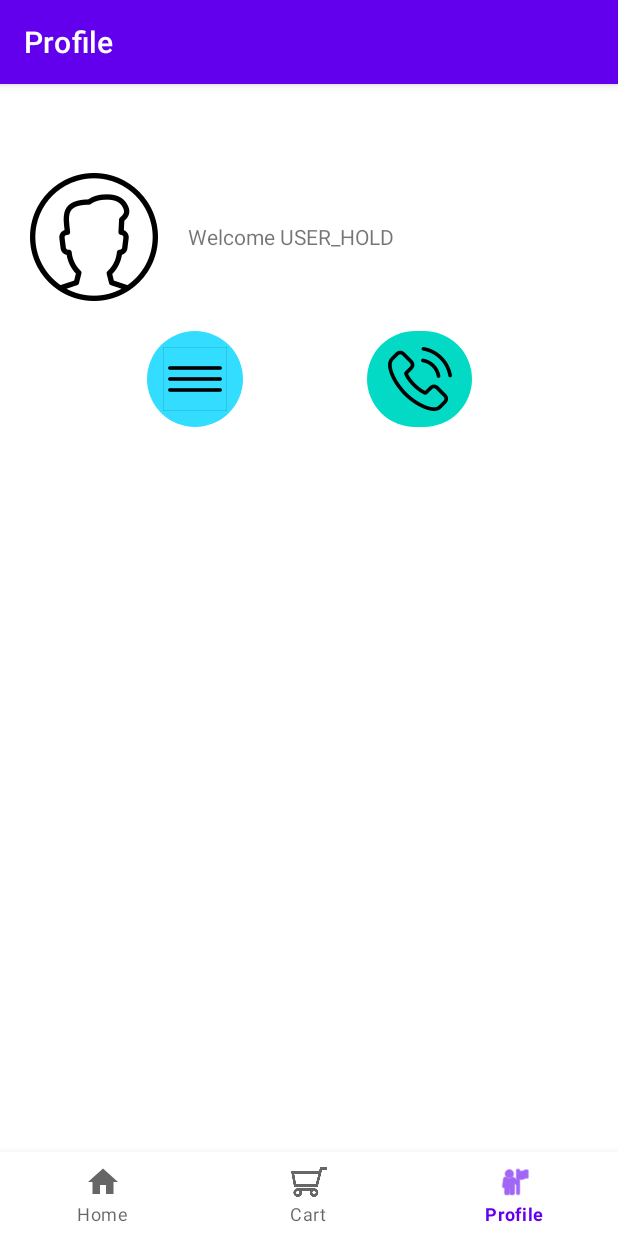
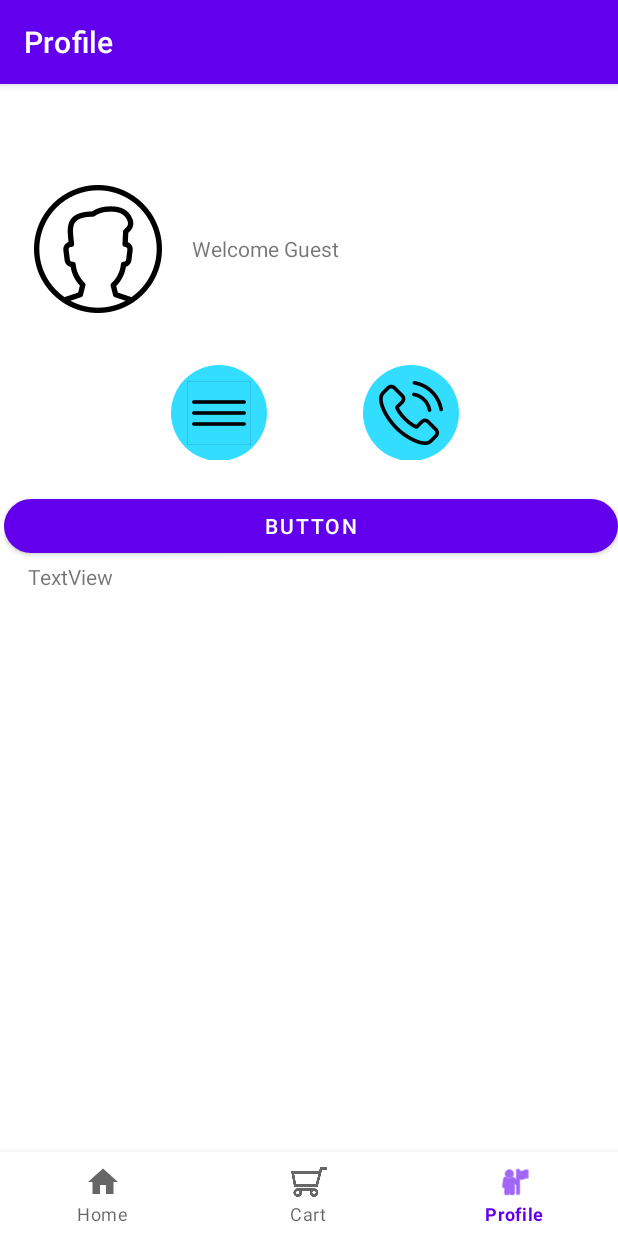
Before and after one commit to NVC414/proiect_practica_WindRiver, an Android app: the ProfileFragment screen opened through its navigation route, on a phone screen of 412 x 824 dp. Run offline under Robolectric (Android 15) with nearby library versions, the phone set to English and light mode, and no system bars; our stand-ins replace Firebase (no records; nobody signed in at launch, a user with empty details on screens opened directly), navigation-ui.

Commit message:
Firebase realtime database simple test+ imports+ profile changed

```diff
--- a/app/src/main/java/com/example/myapplication/ui/profile/ProfileFragment.java
+++ b/app/src/main/java/com/example/myapplication/ui/profile/ProfileFragment.java
@@ -1,34 +1,60 @@
 package com.example.myapplication.ui.profile;
 
+import android.animation.ObjectAnimator;
 import android.os.Bundle;
 import android.view.LayoutInflater;
+import android.view.MotionEvent;
 import android.view.View;
 import android.view.ViewGroup;
+import android.widget.Button;
+import android.widget.ImageButton;
 import android.widget.TextView;
+import android.widget.Toast;
 
 import androidx.annotation.NonNull;
 import androidx.fragment.app.Fragment;
 import androidx.lifecycle.ViewModelProvider;
 
+import com.example.myapplication.R;
 import com.example.myapplication.databinding.FragmentProfileBinding;
 
 public class ProfileFragment extends Fragment
     {
 
-    private FragmentProfileBinding binding;
-
-    public View onCreateView(@NonNull LayoutInflater inflater, ViewGroup container, Bundle savedInstanceState)
+    private FragmentProfileBinding binding;    public View onCreateView(@NonNull LayoutInflater inflater, ViewGroup container, Bundle savedInstanceState)
     {
-        ProfileViewModel ProfileViewModel = new ViewModelProvider(this).get(ProfileViewModel.class);
-
         binding = FragmentProfileBinding.inflate(inflater, container, false);
         View root = binding.getRoot();
+        ImageButton settingsButton = root.findViewById(R.id.imageButton4);
+        ImageButton callButton = root.findViewById(R.id.imageButton3);
 
+        setupButtonFeedback(settingsButton);
+        setupButtonFeedback(callButton);
 
-        return root;
+                return root;
+    }
+    private void setupButtonFeedback(ImageButton button) {
+        button.setOnTouchListener((v, event) -> {
+            switch (event.getAction()) {
+                case MotionEvent.ACTION_DOWN:
+                    animateButton(v, 0.9f);
+                    break;
+                case MotionEvent.ACTION_UP, MotionEvent.ACTION_CANCEL:
+                    animateButton(v, 1.0f);
+                    break;
+            }
+            return false;
+        });
     }
 
-    @Override
+    private void animateButton(View view, float scale) {
+        ObjectAnimator scaleX = ObjectAnimator.ofFloat(view, "scaleX", scale);
+        ObjectAnimator scaleY = ObjectAnimator.ofFloat(view, "scaleY", scale);
+        scaleX.setDuration(100);
+        scaleY.setDuration(100);
+        scaleX.start();
+        scaleY.start();
+    }@Override
     public void onDestroyView()
     {
         super.onDestroyView();
--- /dev/null
+++ b/app/src/main/res/drawable/button_ripple.xml
@@ -0,0 +1,26 @@
+<?xml version="1.0" encoding="utf-8"?>
+<ripple xmlns:android="http://schemas.android.com/apk/res/android"
+    android:color="#1F8FA3">
+    <item>
+        <selector>
+            <item android:state_pressed="true">
+                <shape>
+                    <solid android:color="#1F8FA3" />
+                    <corners android:radius="40dp" />
+                </shape>
+            </item>
+            <item android:state_focused="true">
+                <shape>
+                    <solid android:color="#26B3CC" />
+                    <corners android:radius="40dp" />
+                </shape>
+            </item>
+            <item>
+                <shape>
+                    <solid android:color="#33DDFF" />
+                    <corners android:radius="40dp" />
+                </shape>
+            </item>
+        </selector>
+    </item>
+</ripple>
--- /dev/null
+++ b/app/src/main/res/drawable/roundedcorners_pressed.xml
@@ -0,0 +1,5 @@
+<?xml version="1.0" encoding="utf-8"?>
+<shape xmlns:android="http://schemas.android.com/apk/res/android">
+    <solid android:color="#1F8FA3" />
+    <corners android:radius="40dp" />
+</shape>
--- a/app/src/main/res/layout/fragment_profile.xml
+++ b/app/src/main/res/layout/fragment_profile.xml
@@ -7,77 +7,95 @@
     tools:context=".ui.profile.ProfileFragment">
 
     <LinearLayout
+        android:id="@+id/linearLayout"
         android:layout_width="409dp"
         android:layout_height="729dp"
         android:orientation="vertical"
         app:layout_constraintBottom_toBottomOf="parent"
         app:layout_constraintEnd_toEndOf="parent"
-        app:layout_constraintHorizontal_bias="0.0"
+        app:layout_constraintHorizontal_bias="1.0"
         app:layout_constraintStart_toStartOf="parent"
         app:layout_constraintTop_toTopOf="parent"
-        app:layout_constraintVertical_bias="1.0">
+        app:layout_constraintVertical_bias="0.0">
 
         <TextView
             android:id="@+id/textView"
             android:layout_width="match_parent"
-            android:layout_height="wrap_content"
+            android:layout_height="107dp"
             android:drawableStart="@drawable/user_profile_svgrepo_com128"
             android:drawablePadding="20dp"
             android:gravity="center_vertical"
             android:padding="20dp"
-            android:text="Welcome USER_HOLD"
-            android:textAlignment="textStart"
+            android:paddingTop="10dp"
+            android:text="Welcome Guest"
             android:textIsSelectable="false" />
+
+        <androidx.constraintlayout.widget.ConstraintLayout
+            android:id="@+id/linearLayout2"
+            android:layout_width="match_parent"
+            android:layout_height="67dp"
+            android:layout_marginTop="20dp"
+            android:layout_marginBottom="20dp"
+            android:gravity="center">
+
+            <ImageButton
+                android:id="@+id/imageButton4"
+                android:layout_width="0dp"
+                android:layout_height="0dp"
+                android:layout_marginStart="111dp"
+                android:layout_marginEnd="64dp"
+                android:background="@drawable/button_ripple"
+                android:clickable="true"
+                android:contentDescription="Profile Settings"
+                android:focusable="true"
+                android:scaleType="centerInside"
+                android:src="@drawable/rect4"
+                app:layout_constraintBottom_toBottomOf="@+id/imageButton3"
+                app:layout_constraintEnd_toStartOf="@+id/imageButton3"
+                app:layout_constraintStart_toStartOf="parent"
+                app:layout_constraintTop_toTopOf="@+id/imageButton3"
+                app:layout_constraintVertical_bias="0.0" />
+
+            <ImageButton
+                android:id="@+id/imageButton3"
+                android:layout_width="0dp"
+                android:layout_height="64dp"
+                android:layout_marginTop="4dp"
+                android:layout_marginEnd="106dp"
+                android:background="@drawable/button_ripple"
+                android:clickable="true"
+                android:contentDescription="Call Support"
+                android:focusable="true"
+                android:scaleType="centerInside"
+                android:src="@drawable/phone_call_svgrepo_com"
+                app:layout_constraintEnd_toEndOf="parent"
+                app:layout_constraintStart_toEndOf="@+id/imageButton4"
+                app:layout_constraintTop_toTopOf="parent" />
+
+        </androidx.constraintlayout.widget.ConstraintLayout>
 
         <LinearLayout
             android:layout_width="match_parent"
-            android:layout_height="66dp"
-            android:orientation="horizontal">
+            android:layout_height="496dp"
+            android:orientation="vertical">
 
-            <View
-                android:id="@+id/divider2"
-                android:layout_width="48dp"
-                android:layout_height="match_parent"
-                android:layout_weight="1" />
+            <Button
+                android:id="@+id/button"
+                android:layout_width="match_parent"
+                android:layout_height="wrap_content"
+                android:onClick="sendMessage"
+                android:text="Button"
+                app:cornerRadius="20dp" />
 
-            <ImageButton
-                android:id="@+id/imageButton4"
-                style="?attr/imageButtonStyle"
-                android:layout_width="64dp"
-                android:layout_height="64dp"
-                android:background="@drawable/roundedcorners"
-                android:src="@drawable/rect4" />
-
-            <View
-                android:id="@+id/divider"
-                android:layout_width="32dp"
-                android:layout_height="match_parent"
-                android:layout_weight="1"
-                android:background="?android:attr/listDivider"
-                android:backgroundTint="@color/white" />
-
-            <ImageButton
-                android:id="@+id/imageButton3"
-                style="@style/Widget.Design.FloatingActionButton"
-                android:layout_width="19dp"
-                android:layout_height="64dp"
-                android:layout_weight="1"
-                android:background="@drawable/roundedcorners"
-                android:contentDescription="@string/title_profile"
-                android:src="@drawable/phone_call_svgrepo_com" />
-
-            <View
-                android:id="@+id/divider3"
-                android:layout_width="44dp"
-                android:layout_height="match_parent"
-                android:layout_weight="1" />
-
+            <TextView
+                android:id="@+id/textView2"
+                android:layout_width="match_parent"
+                android:layout_height="75dp"
+                android:layout_marginStart="16dp"
+                android:layout_marginLeft="16dp"
+                android:text="TextView"
+                app:layout_constraintStart_toStartOf="parent" />
         </LinearLayout>
-
-        <LinearLayout
-            android:layout_width="match_parent"
-            android:layout_height="250dp"
-            android:orientation="vertical"/>
 
     </LinearLayout>
 
--- a/build.gradle.kts
+++ b/build.gradle.kts
@@ -1,4 +1,5 @@
 // Top-level build file where you can add configuration options common to all sub-projects/modules.
 plugins {
     alias(libs.plugins.android.application) apply false
+    id("com.google.gms.google-services") version "4.4.3" apply false
 }
--- a/gradle/libs.versions.toml
+++ b/gradle/libs.versions.toml
@@ -1,5 +1,6 @@
 [versions]
 agp = "8.10.1"
+firebaseBom = "33.16.0"
 junit = "4.13.2"
 junitVersion = "1.2.1"
 espressoCore = "3.6.1"
@@ -12,8 +13,11 @@ navigationFragment = "2.9.0"
 navigationUi = "2.9.0"
 mediarouter = "1.8.0"
 recyclerview = "1.4.0"
+firebaseDatabase = "21.0.0"
 
 [libraries]
+firebase-analytics = { module = "com.google.firebase:firebase-analytics" }
+firebase-bom = { module = "com.google.firebase:firebase-bom", version.ref = "firebaseBom" }
 junit = { group = "junit", name = "junit", version.ref = "junit" }
 ext-junit = { group = "androidx.test.ext", name = "junit", version.ref = "junitVersion" }
 espresso-core = { group = "androidx.test.espresso", name = "espresso-core", version.ref = "espressoCore" }
@@ -26,6 +30,7 @@ navigation-fragment = { group = "androidx.navigation", name = "navigation-fragme
 navigation-ui = { group = "androidx.navigation", name = "navigation-ui", version.ref = "navigationUi" }
 mediarouter = { group = "androidx.mediarouter", name = "mediarouter", version.ref = "mediarouter" }
 recyclerview = { group = "androidx.recyclerview", name = "recyclerview", version.ref = "recyclerview" }
+firebase-database = { group = "com.google.firebase", name = "firebase-database", version.ref = "firebaseDatabase" }
 
 [plugins]
 android-application = { id = "com.android.application", version.ref = "agp" }
```
Also changed, not shown: app/build.gradle.kts (+8 -3 lines), app/src/main/java/com/example/myapplication/MainActivity.java (+47 -4 lines), app/src/main/res/drawable/button_selector.xml (added, +21 -0 lines), 1 other file.
